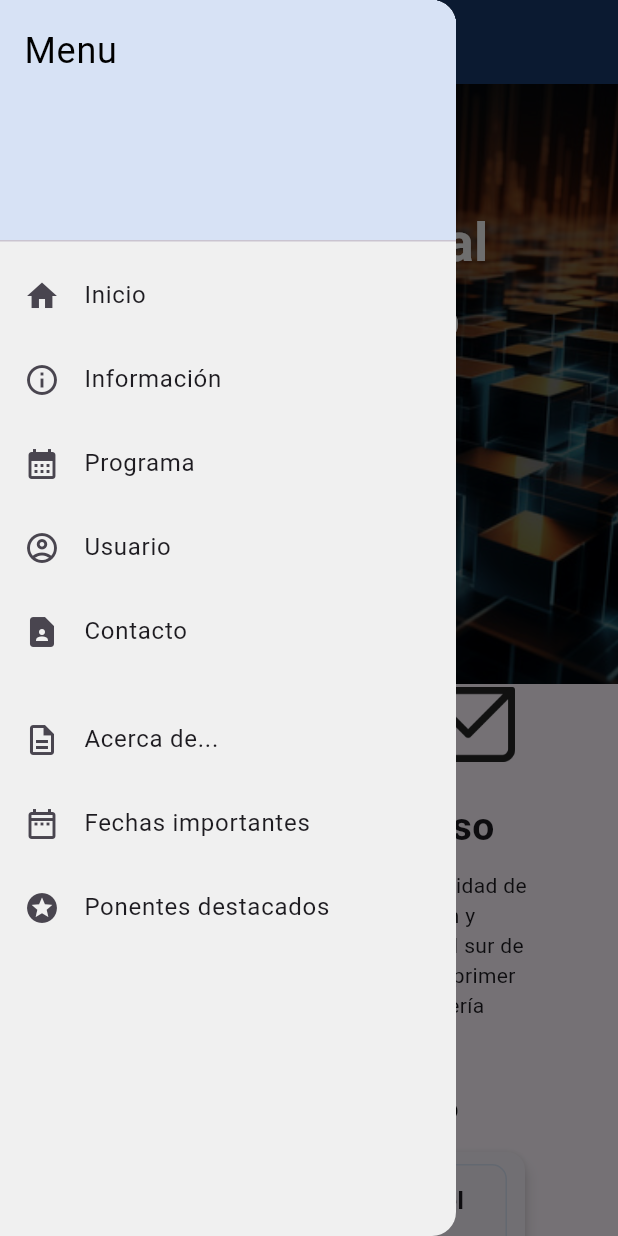
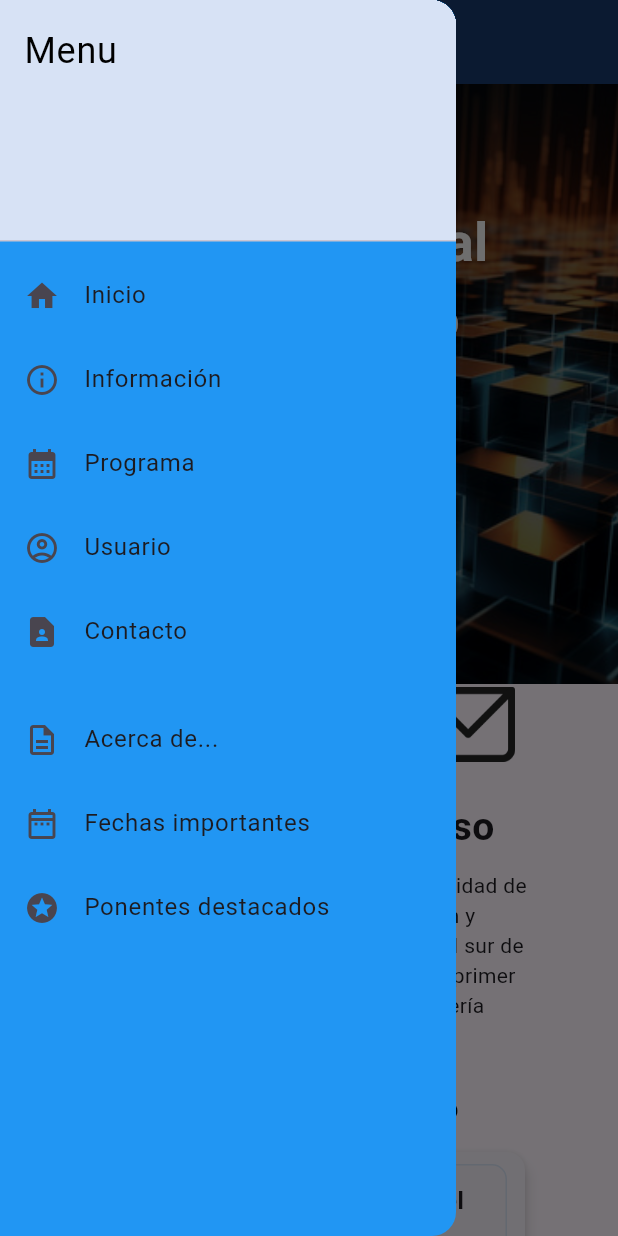
Before and after one commit to AlmaFKt/citid_tecnm, a Flutter app: the screen it shows after launch, with the side drawer open, on a phone screen of 412 x 824 dp. Run offline on Flutter 3.47's test engine with Material 3 defaults, Android fonts, the phone set to English and light mode, and no system bars; our stand-ins replace carousel_slider, cloud_firestore, file_picker, firebase_auth, firebase_core, firebase_storage and 3 more; missing offline and left inert: dart:html; accounts and stored records are empty; Roboto replaces fonts that are missing (Aboreto); statements that could not run were skipped.

```diff
--- a/lib/Sesiones/registros/RegistroPonente.dart
+++ b/lib/Sesiones/registros/RegistroPonente.dart
@@ -106,8 +106,6 @@ class _RegisterPageState extends State<RegisterPage> {
           duration: Duration(seconds: 3),
         ),
       );
-      print("Error during user registration: $e");
-      debugPrint("Stack trace: ${e.toString()}");
     }
   }
 
--- a/lib/content/home.dart
+++ b/lib/content/home.dart
@@ -239,7 +239,8 @@ class _HomePageState extends State<HomePage> {
                     IconButton(
                       icon: Icon(Icons.account_circle_outlined, color: blanco),
                       onPressed: () {
-                        _checkUserStatus(context);
+                       _checkUserStatus(context);
+                       //Get.to(ListaArticulos());
                       },
                     ),
                     IconButton(
@@ -252,7 +253,7 @@ class _HomePageState extends State<HomePage> {
           ),
           drawer: isSmallScreen
               ? Drawer(
-                  backgroundColor: blanco,
+                  backgroundColor: azul,
                   child: ListView(
                     padding: EdgeInsets.zero,
                     children: [
@@ -292,6 +293,7 @@ class _HomePageState extends State<HomePage> {
                         title: Text('Usuario'),
                         onTap: () {
                           _checkUserStatus(context);
+                          //Get.to(ListaArticulos());
                         },
                       ),
                       ListTile(
@@ -464,7 +466,7 @@ class _HomePageState extends State<HomePage> {
                     'date': '1 de Octubre',
                     'time': '09:00 - 10:00',
                     'title': 'Inauguración del Congreso',
-                    'location': 'Auditorio Principal'
+                    'location': 'Auditorio'
                   },
                   {
                     'date': '1 de Octubre',
@@ -473,16 +475,21 @@ class _HomePageState extends State<HomePage> {
                     'location': 'Sala de Conferencias'
                   },
                   {
-                    'date': '2 de Octubre',
+                    'date': '1 de Octubre',
                     'time': '14:00 - 16:00',
                     'title': 'Talleres Técnicos',
                     'location': 'Laboratorios'
                   },
                   {
-                    'date': '3 de Octubre',
+                    'date': '1 de Octubre',
                     'time': '09:00 - 11:00',
                     'title': 'Presentación de Proyectos',
-                    'location': 'Auditorio B'
+                    'location': 'Auditorio'
+                  },{
+                   'date': '1 de Octubre',
+                    'time': '07:00 - 11:30',
+                    'title': 'Conferencia de IA',
+                    'location': 'SUM-2'
                   }
                 ])
               ],
```
